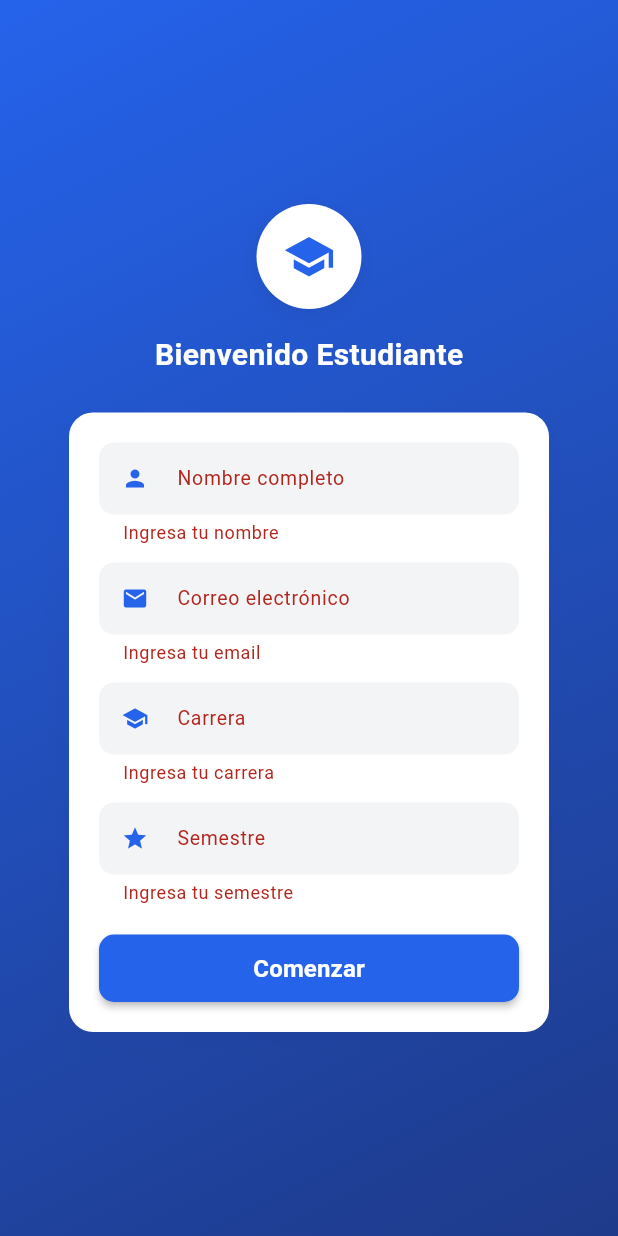
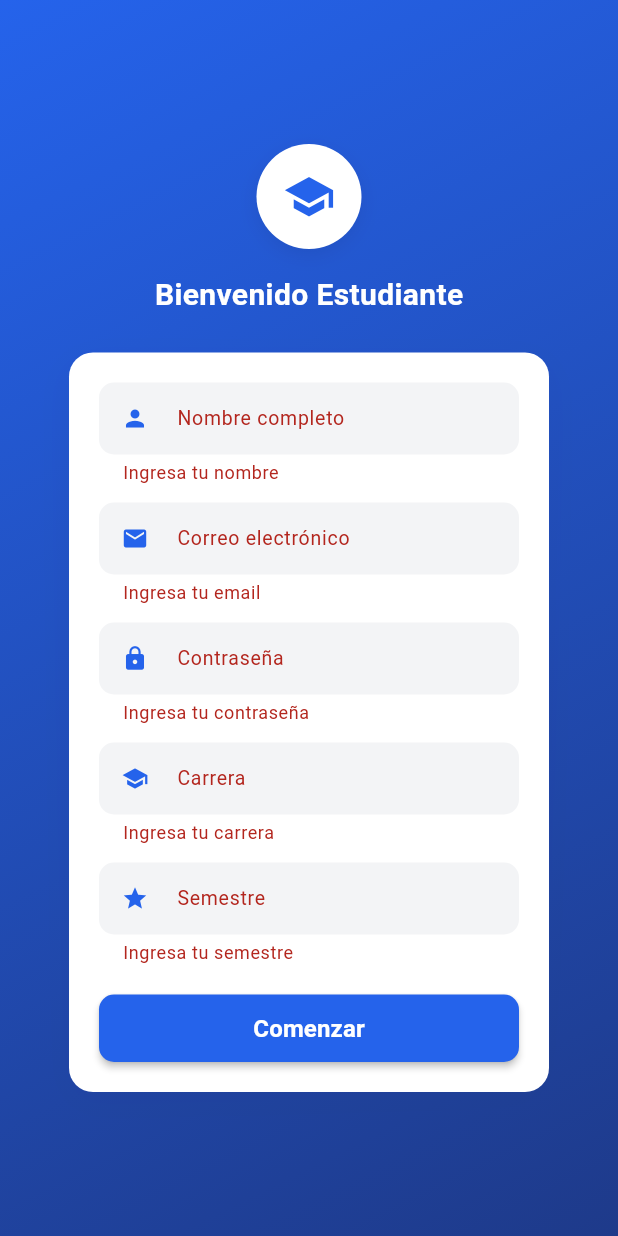
Before and after one commit to anddy-orosco/UPEA-Connect, a Flutter app: the screen it shows after launch, after a tap on "Comenzar", on a phone screen of 412 x 824 dp. Run offline on Flutter 3.47's test engine with Material 3 defaults, Android fonts, the phone set to English and light mode, and no system bars; our stand-ins replace image_picker, open_file, shared_preferences, table_calendar; missing offline and left inert: dart:html; accounts and stored records are empty.

Commit message:
Conectar login con backend real
Agrega api_service.dart y campo de contraseña. Login/registro ahora usan el backend en Neon

```diff
--- a/lib/screens/login_screen.dart
+++ b/lib/screens/login_screen.dart
@@ -1,8 +1,7 @@
-import 'dart:convert'; // <-- IMPORTANTE: Agregar este import
 import 'package:flutter/material.dart';
 import 'package:shared_preferences/shared_preferences.dart';
 import '../theme/colors.dart';
-import '../models/user_model.dart';
+import '../services/api_service.dart';
 import 'home_screen.dart';
 
 class LoginScreen extends StatefulWidget {
@@ -16,6 +15,7 @@ class _LoginScreenState extends State<LoginScreen> {
   final _formKey = GlobalKey<FormState>();
   final _nombreController = TextEditingController();
   final _emailController = TextEditingController();
+  final _passwordController = TextEditingController();
   final _carreraController = TextEditingController();
   final _semestreController = TextEditingController();
 
@@ -28,32 +28,45 @@ class _LoginScreenState extends State<LoginScreen> {
       });
 
       try {
+        final email = _emailController.text.trim();
+        final password = _passwordController.text.trim();
+
+        Map<String, dynamic> result;
+
+        try {
+          // Primero intenta REGISTRAR (cuenta nueva)
+          result = await ApiService.register(
+            nombre: _nombreController.text.trim(),
+            email: email,
+            password: password,
+            carrera: _carreraController.text.trim(),
+            semestre: _semestreController.text.trim(),
+          );
+        } catch (e) {
+          // Si el email ya existe, intenta INICIAR SESIÓN en su lugar
+          if (e.toString().contains('EMAIL_ALREADY_REGISTERED') ||
+              e.toString().contains('ya está registrado')) {
+            result = await ApiService.login(email: email, password: password);
+          } else {
+            rethrow;
+          }
+        }
+
+        final token = result['token'] as String;
+        final user = result['user'] as Map<String, dynamic>;
+
         final prefs = await SharedPreferences.getInstance();
 
-        // Guardar usuario actual
-        await prefs.setString('user_nombre', _nombreController.text.trim());
-        await prefs.setString('user_email', _emailController.text.trim());
-        await prefs.setString('user_carrera', _carreraController.text.trim());
-        await prefs.setString('user_semestre', _semestreController.text.trim());
+        // Token de sesión (se usará para las próximas peticiones al backend)
+        await prefs.setString('auth_token', token);
+
+        // Datos del usuario, para que el resto de la app (home, perfil) siga
+        // funcionando igual que antes.
+        await prefs.setString('user_nombre', user['nombre'] ?? '');
+        await prefs.setString('user_email', user['email'] ?? '');
+        await prefs.setString('user_carrera', user['carrera'] ?? '');
+        await prefs.setString('user_semestre', user['semestre'] ?? '');
         await prefs.setBool('is_logged_in', true);
-
-        // Guardar en lista de cuentas
-        final accountsJson = prefs.getString('saved_accounts') ?? '[]';
-        List<dynamic> accounts = jsonDecode(accountsJson);
-
-        final newAccount = {
-          'nombre': _nombreController.text.trim(),
-          'email': _emailController.text.trim(),
-          'carrera': _carreraController.text.trim(),
-          'semestre': _semestreController.text.trim(),
-        };
-
-        // Verificar si ya existe
-        bool exists = accounts.any((acc) => acc['email'] == newAccount['email']);
-        if (!exists) {
-          accounts.add(newAccount);
-          await prefs.setString('saved_accounts', jsonEncode(accounts));
-        }
 
         if (mounted) {
           Navigator.of(context).pushReplacement(
@@ -64,7 +77,7 @@ class _LoginScreenState extends State<LoginScreen> {
         if (mounted) {
           ScaffoldMessenger.of(context).showSnackBar(
             SnackBar(
-              content: Text('Error al guardar los datos: $e'),
+              content: Text('Error: $e'),
               backgroundColor: AppColors.rojoAlerta,
             ),
           );
@@ -93,7 +106,6 @@ class _LoginScreenState extends State<LoginScreen> {
               child: Column(
                 mainAxisAlignment: MainAxisAlignment.center,
                 children: [
-                  // Logo
                   Container(
                     width: 70,
                     height: 70,
@@ -115,8 +127,6 @@ class _LoginScreenState extends State<LoginScreen> {
                     ),
                   ),
                   const SizedBox(height: 16),
-
-                  // Título
                   Text(
                     'Bienvenido Estudiante',
                     style: TextStyle(
@@ -126,8 +136,6 @@ class _LoginScreenState extends State<LoginScreen> {
                     ),
                   ),
                   const SizedBox(height: 24),
-
-                  // Formulario
                   Container(
                     width: 320,
                     padding: const EdgeInsets.all(20),
@@ -147,7 +155,6 @@ class _LoginScreenState extends State<LoginScreen> {
                       child: Column(
                         mainAxisSize: MainAxisSize.min,
                         children: [
-                          // Nombre
                           TextFormField(
                             controller: _nombreController,
                             style: const TextStyle(fontSize: 14),
@@ -171,8 +178,6 @@ class _LoginScreenState extends State<LoginScreen> {
                             ),
                           ),
                           const SizedBox(height: 12),
-
-                          // Email
                           TextFormField(
                             controller: _emailController,
                             style: const TextStyle(fontSize: 14),
@@ -200,8 +205,33 @@ class _LoginScreenState extends State<LoginScreen> {
                             ),
                           ),
                           const SizedBox(height: 12),
-
-                          // Carrera
+                          TextFormField(
+                            controller: _passwordController,
+                            style: const TextStyle(fontSize: 14),
+                            obscureText: true,
+                            validator: (value) {
+                              if (value == null || value.isEmpty) {
+                                return 'Ingresa tu contraseña';
+                              }
+                              if (value.length < 8) {
+                                return 'Mínimo 8 caracteres';
+                              }
+                              return null;
+                            },
+                            decoration: InputDecoration(
+                              labelText: 'Contraseña',
+                              labelStyle: const TextStyle(fontSize: 13),
+                              contentPadding: const EdgeInsets.symmetric(horizontal: 12, vertical: 12),
+                              prefixIcon: Icon(Icons.lock, size: 18, color: AppColors.azulPrincipal),
+                              border: OutlineInputBorder(
+                                borderRadius: BorderRadius.circular(10),
+                                borderSide: BorderSide.none,
+                              ),
+                              filled: true,
+                              fillColor: AppColors.grisClaro,
+                            ),
+                          ),
+                          const SizedBox(height: 12),
                           TextFormField(
                             controller: _carreraController,
                             style: const TextStyle(fontSize: 14),
@@ -225,8 +255,6 @@ class _LoginScreenState extends State<LoginScreen> {
                             ),
                           ),
                           const SizedBox(height: 12),
-
-                          // Semestre
                           TextFormField(
                             controller: _semestreController,
                             style: const TextStyle(fontSize: 14),
@@ -250,8 +278,6 @@ class _LoginScreenState extends State<LoginScreen> {
                             ),
                           ),
                           const SizedBox(height: 20),
-
-                          // Botón Comenzar
                           SizedBox(
                             width: double.infinity,
                             height: 45,
@@ -297,6 +323,7 @@ class _LoginScreenState extends State<LoginScreen> {
   void dispose() {
     _nombreController.dispose();
     _emailController.dispose();
+    _passwordController.dispose();
     _carreraController.dispose();
     _semestreController.dispose();
     super.dispose();
--- /dev/null
+++ b/lib/services/api_service.dart
@@ -0,0 +1,54 @@
+import 'dart:convert';
+import 'package:http/http.dart' as http;
+
+class ApiService {
+  // localhost funciona porque corremos en Chrome/Edge en la misma PC.
+  static const String baseUrl = 'http://localhost:3000/api';
+
+  static Future<Map<String, dynamic>> register({
+    required String nombre,
+    required String email,
+    required String password,
+    required String carrera,
+    required String semestre,
+  }) async {
+    final response = await http.post(
+      Uri.parse('$baseUrl/auth/register'),
+      headers: {'Content-Type': 'application/json'},
+      body: jsonEncode({
+        'nombre': nombre,
+        'email': email,
+        'password': password,
+        'carrera': carrera,
+        'semestre': semestre,
+      }),
+    );
+
+    final data = jsonDecode(response.body);
+
+    if (response.statusCode == 201) {
+      return data;
+    } else {
+      throw Exception(data['error']?['message'] ?? 'Error al registrar');
+    }
+  }
+
+  static Future<Map<String, dynamic>> login({
+    required String email,
+    required String password,
+  }) async {
+    final response = await http.post(
+      Uri.parse('$baseUrl/auth/login'),
+      headers: {'Content-Type': 'application/json'},
+      body: jsonEncode({'email': email, 'password': password}),
+    );
+
+    final data = jsonDecode(response.body);
+
+    if (response.statusCode == 200) {
+      return data;
+    } else {
+      throw Exception(data['error']?['message'] ?? 'Error al iniciar sesión');
+    }
+  }
+}
--- a/pubspec.yaml
+++ b/pubspec.yaml
@@ -19,6 +19,7 @@ dependencies:
   open_file: ^3.5.11
   screenshot: ^3.0.0
   table_calendar: ^3.1.2
+  http: ^1.2.0
 
   # Formato de fechas
   intl: ^0.19.0
```
Also changed, not shown: classmate_assistant/pubspec.lock, pubspec.lock, 9 other files.
